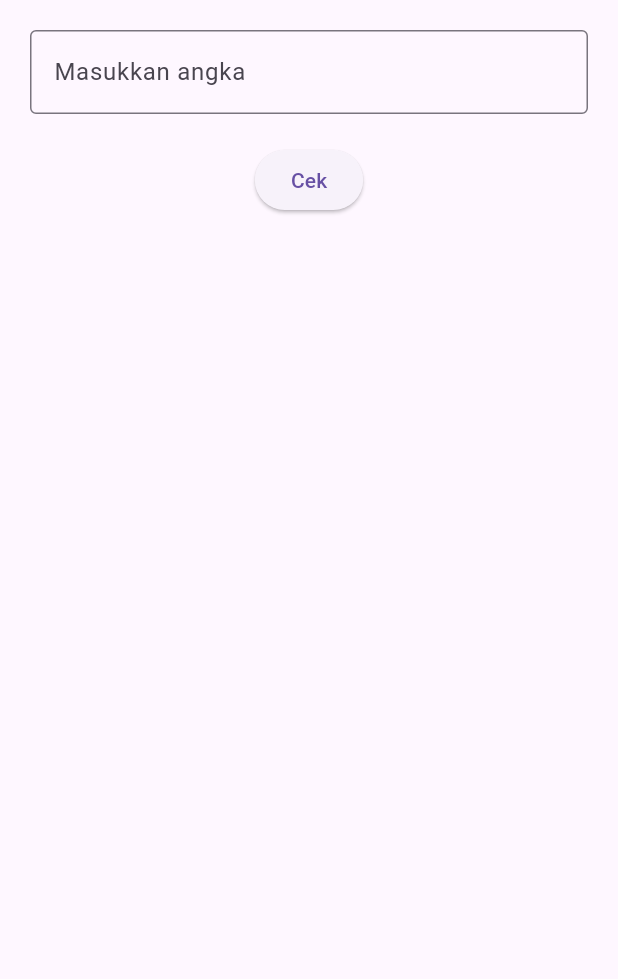
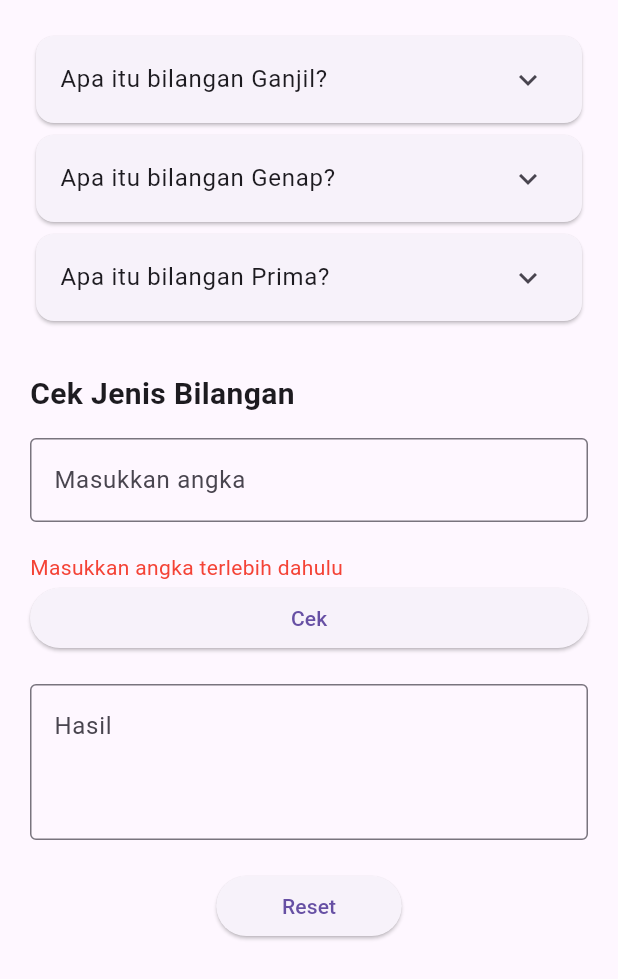
Before and after one commit to VincentiusAriell/TPM1, a Flutter app: the GanjilGenapPrimaPage widget shown alone on an empty page, opened directly, after a tap on "Cek", on a phone screen of 412 x 824 dp. Shown: the top 979 px of the screen. Run offline on Flutter 3.47's test engine with Material 3 defaults, Android fonts, the phone set to English and light mode, and no system bars; our stand-ins replace math_expressions.

```diff
--- a/lib/screen/cek_ganjil_genap_prima.dart
+++ b/lib/screen/cek_ganjil_genap_prima.dart
@@ -9,47 +9,116 @@
 
 class _GanjilGenapPrimaPageState extends State<GanjilGenapPrimaPage> {
   final TextEditingController angkaController = TextEditingController();
-  String hasil = "";
+  String _hasil = "";
+  String _warningMessage = "";
+
+  bool isPrima(int n) {
+    if (n < 2) return false;
+    for (int i = 2; i <= n ~/ 2; i++) {
+      if (n % i == 0) return false;
+    }
+    return true;
+  }
+
+  void resetForm() {
+    setState(() {
+      angkaController.clear();
+      _hasil = "";
+      _warningMessage = "";
+    });
+  }
 
   void cekAngka() {
-    int angka = int.parse(angkaController.text);
-
-    // cek ganjil genap
-    if (angka % 2 == 0) {
-      hasil = "Bilangan Genap ";
-    } else {
-      hasil = "Bilangan Ganjil ";
+    if (angkaController.text.isEmpty) {
+      setState(() {
+        _warningMessage = "Masukkan angka terlebih dahulu";
+      });
+      return;
     }
 
-    // cek bilangan prima
-    bool prima = true;
+    int? angka = int.tryParse(angkaController.text);
 
-    if (angka < 2) {
-      prima = false;
+    if (angka == null) {
+      setState(() {
+        _warningMessage = "Input harus berupa angka!";
+      });
+      return;
     } else {
-      for (int i = 2; i <= angka ~/ 2; i++) {
-        if (angka % i == 0) {
-          prima = false;
-          break;
-        }
-      }
+      setState(() {
+        _warningMessage = "";
+      });
     }
 
-    if (prima) {
-      hasil += "dan Bilangan Prima";
-    } else {
-      hasil += "dan Bukan Bilangan Prima";
-    }
+    String jenis = (angka % 2 == 0) ? "Genap" : "Ganjil";
+    String prima = isPrima(angka)
+        ? "dan merupakan bilangan Prima"
+        : "dan bukan bilangan Prima";
 
-    setState(() {});
+    setState(() {
+      _hasil = "Bilangan $angka merupakan bilangan $jenis $prima";
+    });
   }
 
   @override
   Widget build(BuildContext context) {
-    return Padding(
+    return ListView(
       padding: const EdgeInsets.all(20),
-      child: Column(
       children: [
+        Card(
+          child: ExpansionTile(
+            title: const Text("Apa itu bilangan Ganjil?"),
+            children: const [
+              Padding(
+                padding: EdgeInsets.all(16),
+                child: Text(
+                  "Bilangan ganjil adalah bilangan yang tidak habis dibagi 2. "
+                  "Contohnya: 1, 3, 5, 7, 9.",
+                ),
+              ),
+            ],
+          ),
+        ),
+
+        Card(
+          child: ExpansionTile(
+            title: const Text("Apa itu bilangan Genap?"),
+            children: const [
+              Padding(
+                padding: EdgeInsets.all(16),
+                child: Text(
+                  "Bilangan genap adalah bilangan yang habis dibagi 2. "
+                  "Contohnya: 2, 4, 6, 8, 10.",
+                ),
+              ),
+            ],
+          ),
+        ),
+
+        Card(
+          child: ExpansionTile(
+            title: const Text("Apa itu bilangan Prima?"),
+            children: const [
+              Padding(
+                padding: EdgeInsets.all(16),
+                child: Text(
+                  "Bilangan prima adalah bilangan yang hanya memiliki dua faktor "
+                  "yaitu 1 dan dirinya sendiri. Contohnya: 2, 3, 5, 7, 11.",
+                ),
+              ),
+            ],
+          ),
+        ),
+
+        const SizedBox(height: 30),
+
+        /// INPUT ANGKA
+        const Text(
+          "Cek Jenis Bilangan",
+          style: TextStyle(fontSize: 20, fontWeight: FontWeight.bold),
+        ),
+
+        const SizedBox(height: 15),
+
         TextField(
           controller: angkaController,
           keyboardType: TextInputType.number,
@@ -61,16 +130,40 @@
 
         const SizedBox(height: 20),
 
-          ElevatedButton(onPressed: cekAngka, child: const Text("Cek")),
+        if (_warningMessage.isNotEmpty)
+          Text(_warningMessage, style: const TextStyle(color: Colors.red)),
+
+        SizedBox(
+          width: double.infinity,
+          child: ElevatedButton(onPressed: cekAngka, child: const Text("Cek")),
+        ),
 
         const SizedBox(height: 20),
 
-          Text(
-            hasil,
-            style: const TextStyle(fontSize: 20, fontWeight: FontWeight.bold),
+        TextField(
+          controller: TextEditingController(text: _hasil),
+          readOnly: true,
+          maxLines: 3,
+          decoration: const InputDecoration(
+            labelText: "Hasil",
+            alignLabelWithHint: true,
+            border: OutlineInputBorder(),
+          ),
+        ),
+
+        const SizedBox(height: 20),
+
+        Align(
+          alignment: Alignment.center,
+          child: SizedBox(
+            width: MediaQuery.of(context).size.width * 0.3,
+            child: ElevatedButton(
+              onPressed: resetForm,
+              child: const Text("Reset"),
+            ),
+          ),
         ),
       ],
-      ),
     );
   }
 }
--- a/lib/screen/login_page.dart
+++ b/lib/screen/login_page.dart
@@ -84,7 +84,22 @@
               ),
             ),
             SizedBox(height: 20,),
-            ElevatedButton(onPressed: _login, child: Text("Login"))
+            ElevatedButton(onPressed: _login, child: Text("Login")),
+            Column(
+                      crossAxisAlignment: CrossAxisAlignment.center,
+                      children: const [
+                        SizedBox(height: 20),
+                        Text(
+                          'Data Kelompok:',
+                          style: TextStyle(fontWeight: FontWeight.bold, fontSize: 16),
+                        ),
+                        SizedBox(height: 5),
+                        Text('Ahmad Akbar - 113'),
+                        Text('Vincentius Ariell S - 131'),
+                        Text('Isyraf Fajar Arundaya - 140'),
+                      ],
+            ),
+
           ],
         ),
       ),
--- a/lib/screen/stopwatch_page.dart
+++ b/lib/screen/stopwatch_page.dart
@@ -45,6 +45,7 @@
   @override
   Widget build(BuildContext context) {
     return Scaffold(
+      backgroundColor: Colors.white,
       body: SafeArea(
         child: Center(
           child: Column( // this is the column
```
Also changed, not shown: lib/screen/sumdigits_page.dart (added). Lines whose indentation alone changed are shown as unchanged.
